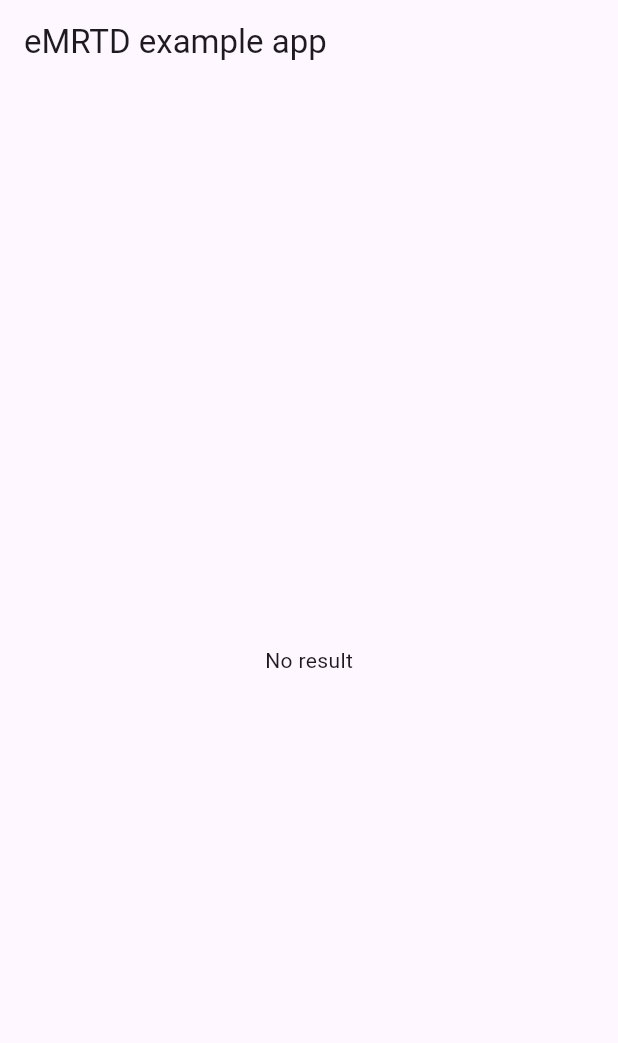
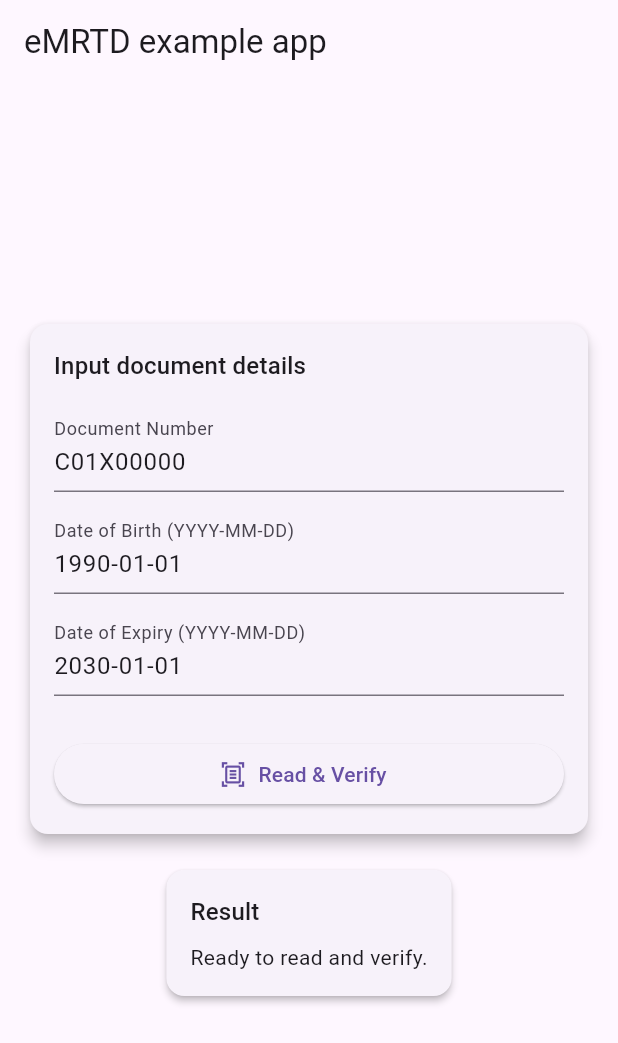
Before and after one commit to OVD-Kinegram-AG/emrtd-connector-sdk-flutter, a Flutter app: the screen it shows after launch, on a phone screen of 412 x 824 dp. Shown: the top 1043 px of the screen. Run offline on Flutter 3.47's test engine with Material 3 defaults, Android fonts, the phone set to English and light mode, and no system bars; our stand-ins replace plugin_platform_interface.

Commit message:
Add a form to input document details

```diff
--- a/example/lib/main.dart
+++ b/example/lib/main.dart
@@ -1,8 +1,9 @@
-import 'package:flutter/material.dart';
 import 'dart:async';
 
+import 'package:emrtd/emrtd.dart';
+import 'package:flutter/material.dart';
 import 'package:flutter/services.dart';
-import 'package:emrtd/emrtd.dart';
+import 'package:uuid/uuid.dart';
 
 void main() {
   runApp(const MyApp());
@@ -16,32 +17,68 @@ class MyApp extends StatefulWidget {
 }
 
 class _MyAppState extends State<MyApp> {
-  String _result = 'Pending…';
+  final _formKey = GlobalKey<FormState>();
+  final _documentNumberController = TextEditingController(text: 'C01X00000');
+  final _dateOfBirthController = TextEditingController(text: '1990-01-01');
+  final _dateOfExpiryController = TextEditingController(text: '2030-01-01');
+
   final _emrtdPlugin = Emrtd();
 
+  String _result = 'Ready to read and verify.';
+  bool _isLoading = false;
+
   @override
-  void initState() {
-    super.initState();
-    initPlatformState();
+  void dispose() {
+    _documentNumberController.dispose();
+    _dateOfBirthController.dispose();
+    _dateOfExpiryController.dispose();
+    super.dispose();
   }
 
-  Future<void> initPlatformState() async {
-    final result = await _emrtdPlugin.readAndVerify(
-      clientId: 'your-client-id',
-      validationUri: 'https://example.com/validate',
-      validationId: 'abc123',
-      documentNumber: 'C01X00000',
-      dateOfBirth: '1990-01-01',
-      dateOfExpiry: '2030-01-01',
-    ) ?? 'No result';
-
-    if (!mounted) {
+  Future<void> _readAndVerify() async {
+    if (!_formKey.currentState!.validate()) {
       return;
     }
 
     setState(() {
-      _result = result;
+      _isLoading = true;
+      _result = 'Reading chip and verifying…';
     });
+
+    try {
+      final result =
+          await _emrtdPlugin.readAndVerify(
+            clientId: "your-client-id",
+            validationUri: "wss://kinegramdocval.lkis.de/ws1/validate",
+            validationId: Uuid().v4(),
+            documentNumber: _documentNumberController.text.trim(),
+            dateOfBirth: _dateOfBirthController.text.trim(),
+            dateOfExpiry: _dateOfExpiryController.text.trim(),
+          ) ??
+          'No result';
+      _setStateWhenMounted(() {
+        _result = result;
+      });
+    } on PlatformException catch (e) {
+      _setStateWhenMounted(() {
+        _result = 'Platform error: ${e.message ?? e.code}';
+      });
+    } catch (e) {
+      _setStateWhenMounted(() {
+        _result = 'Unexpected error: $e';
+      });
+    } finally {
+      _setStateWhenMounted(() {
+        _isLoading = false;
+      });
+    }
+  }
+
+  void _setStateWhenMounted(VoidCallback fn) {
+    if (!mounted) {
+      return;
+    }
+    setState(fn);
   }
 
   @override
@@ -49,7 +86,106 @@ class _MyAppState extends State<MyApp> {
     return MaterialApp(
       home: Scaffold(
         appBar: AppBar(title: const Text('eMRTD example app')),
-        body: Center(child: Text(_result)),
+        body: Center(
+          child: SingleChildScrollView(
+            padding: const EdgeInsets.all(16),
+            child: ConstrainedBox(
+              constraints: const BoxConstraints(maxWidth: 480),
+              child: Column(
+                mainAxisSize: MainAxisSize.min,
+                children: [
+                  Card(
+                    elevation: 4,
+                    child: Padding(
+                      padding: const EdgeInsets.all(16),
+                      child: Form(
+                        key: _formKey,
+                        child: Column(
+                          crossAxisAlignment: CrossAxisAlignment.stretch,
+                          children: [
+                            Text(
+                              'Input document details',
+                              style: Theme.of(context).textTheme.titleMedium,
+                            ),
+                            const SizedBox(height: 16),
+                            _buildTextField(
+                              controller: _documentNumberController,
+                              label: 'Document Number',
+                              textCapitalization: TextCapitalization.characters,
+                            ),
+                            _buildTextField(
+                              controller: _dateOfBirthController,
+                              label: 'Date of Birth (YYYY-MM-DD)',
+                              keyboardType: TextInputType.datetime,
+                            ),
+                            _buildTextField(
+                              controller: _dateOfExpiryController,
+                              label: 'Date of Expiry (YYYY-MM-DD)',
+                              keyboardType: TextInputType.datetime,
+                            ),
+                            const SizedBox(height: 16),
+                            ElevatedButton.icon(
+                              onPressed: _isLoading ? null : _readAndVerify,
+                              icon: _isLoading
+                                  ? const SizedBox(
+                                      width: 16,
+                                      height: 16,
+                                      child: CircularProgressIndicator(
+                                        strokeWidth: 2,
+                                      ),
+                                    )
+                                  : const Icon(Icons.document_scanner_outlined),
+                              label: Text(
+                                _isLoading ? 'Processing…' : 'Read & Verify',
+                              ),
+                            ),
+                          ],
+                        ),
+                      ),
+                    ),
+                  ),
+                  const SizedBox(height: 16),
+                  Card(
+                    elevation: 2,
+                    child: Padding(
+                      padding: const EdgeInsets.all(16),
+                      child: Column(
+                        crossAxisAlignment: CrossAxisAlignment.start,
+                        children: [
+                          Text(
+                            'Result',
+                            style: Theme.of(context).textTheme.titleMedium,
+                          ),
+                          const SizedBox(height: 8),
+                          Text(_result),
+                        ],
+                      ),
+                    ),
+                  ),
+                ],
+              ),
+            ),
+          ),
+        ),
+      ),
+    );
+  }
+
+  Widget _buildTextField({
+    required TextEditingController controller,
+    required String label,
+    TextInputType? keyboardType,
+    TextCapitalization textCapitalization = TextCapitalization.none,
+  }) {
+    return Padding(
+      padding: const EdgeInsets.only(bottom: 12),
+      child: TextFormField(
+        controller: controller,
+        keyboardType: keyboardType,
+        textCapitalization: textCapitalization,
+        decoration: InputDecoration(labelText: label),
+        validator: (value) =>
+            value == null || value.trim().isEmpty ? 'Required' : null,
       ),
     );
   }
--- a/example/pubspec.yaml
+++ b/example/pubspec.yaml
@@ -16,6 +16,8 @@ environment:
 dependencies:
   flutter:
     sdk: flutter
+
+  uuid: ^4.4.0
 
   emrtd:
     # When depending on this package from a real application you should use:
```
Also changed, not shown: example/pubspec.lock.
